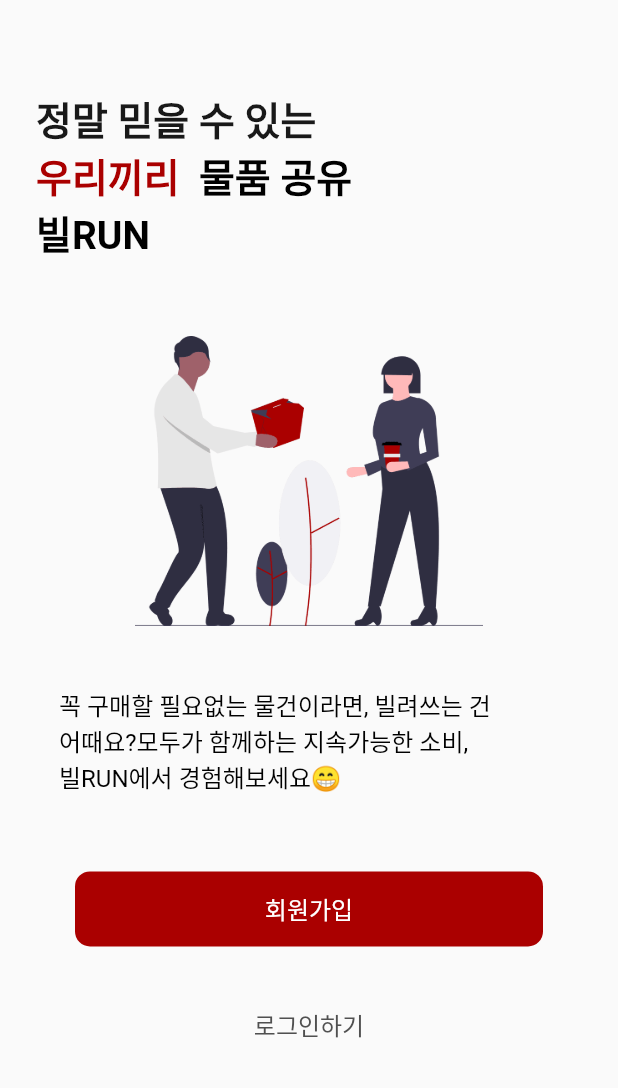
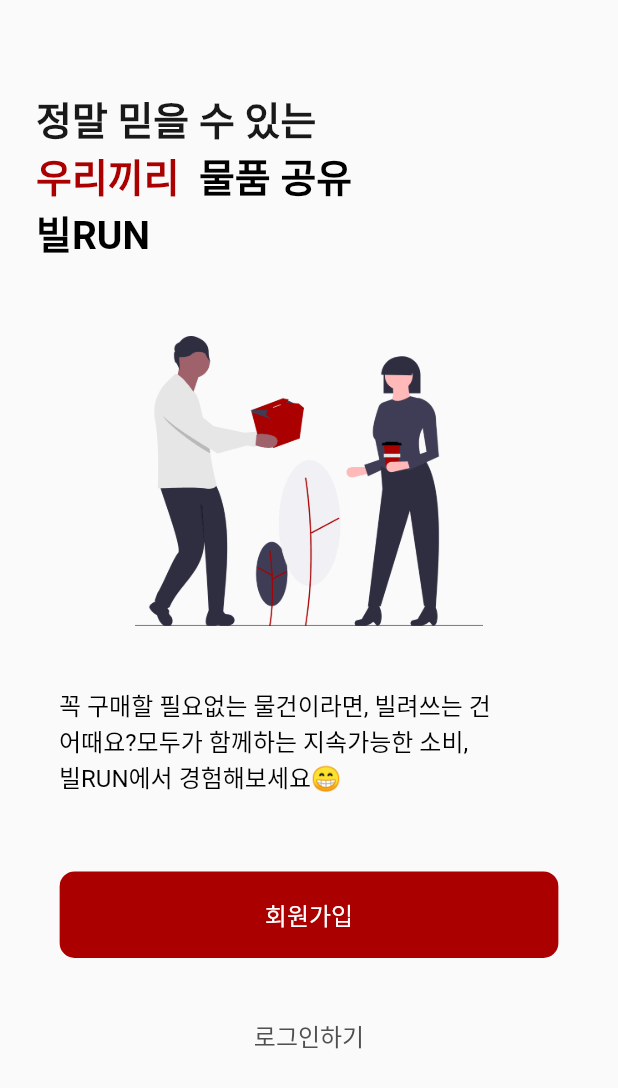
Before and after one commit to SRCdevvv/BillRun, a Flutter app: the screen it shows after launch, on a phone screen of 412 x 824 dp. Shown: the top 1088 px of the screen. Run offline on Flutter 3.47's test engine with Material 2 defaults, Android fonts, the light colour scheme and no system bars; our stand-ins replace carousel_slider, dio, flutter_countdown_timer, flutter_rating_bar, geolocator, get and 4 more; missing offline and left inert: auto_size_text_pk, kopo, multi_image_picker; accounts and stored records are empty; Roboto replaces fonts that are missing (NotoSansCJKkr).

Commit message:
Edit Code

```diff
--- a/bilrun/lib/main.dart
+++ b/bilrun/lib/main.dart
@@ -1,4 +1,4 @@
-import 'package:bilrun/screens/sign_in_up/loading_page/log_in_page.dart';
+import 'package:bilrun/screens/sign_in_up/loading_page/log_in/log_in_page.dart';
 import 'package:flutter/material.dart';
 import 'package:get/get.dart';
 
--- /dev/null
+++ b/bilrun/lib/screens/sign_in_up/loading_page/log_in/log_in_component.dart
@@ -0,0 +1,101 @@
+import 'package:bilrun/design/usedColors.dart';
+import 'package:bilrun/screens/sign_in_up/loading_page/ToS_agreement/ToS_agreement_page.dart';
+import 'package:bilrun/screens/sign_in_up/phone_number/phone_number_certification.dart';
+import 'package:flutter/material.dart';
+import 'package:get/get.dart';
+
+Widget titleText() {
+  return RichText(
+      text: TextSpan(children: [
+    TextSpan(
+        style: const TextStyle(
+            color: const Color(0xff191919),
+            fontWeight: FontWeight.w700,
+            fontFamily: "NotoSansCJKkr",
+            fontStyle: FontStyle.normal,
+            fontSize: 26.0),
+        text: "정말 믿을 수 있는 \n"),
+    TextSpan(
+        style: TextStyle(
+            color: mainRed,
+            fontWeight: FontWeight.w700,
+            fontFamily: "NotoSansCJKkr",
+            fontStyle: FontStyle.normal,
+            fontSize: 26.0),
+        text: "우리끼리 "),
+    TextSpan(
+        style: TextStyle(
+            color: Colors.black,
+            fontWeight: FontWeight.w700,
+            fontFamily: "NotoSansCJKkr",
+            fontStyle: FontStyle.normal,
+            fontSize: 26.0),
+        text: " 물품 공유\n빌RUN"),
+  ]));
+}
+
+Widget titelImage() {
+  return Image.asset(
+    'assets/images/log_in_1.png',
+    width: Get.width * 0.578,
+    height: Get.height * 0.235,
+  );
+}
+
+Widget titleMessage() {
+  return Container(
+    width: Get.width * 0.894,
+    height: Get.height * 0.089,
+    child: Text(
+        "꼭 구매할 필요없는 물건이라면, 빌려쓰는 건\n어때요?모두가 함께하는 지속가능한 소비,\n빌RUN에서 경험해보세요😁",
+        style: const TextStyle(
+            color: const Color(0xff000000),
+            fontWeight: FontWeight.w400,
+            fontFamily: "NotoSansCJKkr",
+            fontStyle: FontStyle.normal,
+            fontSize: 16.0),
+        textAlign: TextAlign.left),
+  );
+}
+
+Widget signInButton() {
+  return InkWell(
+    onTap: () {
+      Get.to(() => ToSAgreePage());
+    },
+    child: Container(
+      width: Get.width * 0.807,
+      height: Get.height * 0.07,
+      decoration: BoxDecoration(
+        borderRadius: BorderRadius.all(Radius.circular(10)),
+        color: mainRed,
+      ),
+      child: Center(
+        child: Text("회원가입",
+            style: TextStyle(
+                color: const Color(0xffffffff),
+                fontWeight: FontWeight.w400,
+                fontFamily: "NotoSansCJKkr",
+                fontStyle: FontStyle.normal,
+                fontSize: 16.0),
+            textAlign: TextAlign.left),
+      ),
+    ),
+  );
+}
+
+Widget logInButton() {
+  return InkWell(
+    onTap: () {
+      Get.to(() => CertificationPhone());
+    },
+    child: Text("로그인하기",
+        style: const TextStyle(
+            color: const Color(0xff505050),
+            fontWeight: FontWeight.w400,
+            fontFamily: "NotoSansCJKkr",
+            fontStyle: FontStyle.normal,
+            fontSize: 16.0),
+        textAlign: TextAlign.left),
+  );
+}
--- /dev/null
+++ b/bilrun/lib/screens/sign_in_up/loading_page/log_in/log_in_page.dart
@@ -0,0 +1,46 @@
+import 'package:bilrun/design/usedColors.dart';
+import 'package:bilrun/screens/sign_in_up/loading_page/ToS_agreement/ToS_agreement_page.dart';
+import 'package:bilrun/screens/sign_in_up/phone_number/phone_number_certification.dart';
+import 'package:flutter/material.dart';
+import 'package:get/get.dart';
+
+import 'log_in_component.dart';
+
+class SignInPage extends StatelessWidget {
+  const SignInPage({Key key}) : super(key: key);
+
+  @override
+  Widget build(BuildContext context) {
+    return Scaffold(
+        body: SafeArea(
+            child: Column(
+      crossAxisAlignment: CrossAxisAlignment.start,
+      children: [
+        // 정말 믿을 수 있는  우리끼리 물품 공유 빌RUN
+        Padding(
+          padding: const EdgeInsets.fromLTRB(24, 60, 0, 50),
+          child: titleText(),
+        ),
+        Center(
+          child: titelImage(),
+        ),
+
+        Padding(
+          padding: const EdgeInsets.fromLTRB(35, 40, 0, 50),
+          child: Center(
+            child: titleMessage(),
+          ),
+        ),
+        Center(
+          child: signInButton(),
+        ),
+        Padding(
+          padding: const EdgeInsets.only(top: 40),
+          child: Center(
+            child: logInButton(),
+          ),
+        ),
+      ],
+    )));
+  }
+}
--- a/bilrun/lib/screens/sign_in_up/loading_page/log_in_page.dart
+++ /dev/null
@@ -1,120 +0,0 @@
-import 'package:bilrun/design/usedColors.dart';
-import 'package:bilrun/screens/sign_in_up/loading_page/ToS_agreement/ToS_agreement_page.dart';
-import 'package:bilrun/screens/sign_in_up/phone_number/phone_number_certification.dart';
-import 'package:flutter/material.dart';
-import 'package:get/get.dart';
-
-class SignInPage extends StatelessWidget {
-  const SignInPage({Key key}) : super(key: key);
-
-  @override
-  Widget build(BuildContext context) {
-    return Scaffold(
-        body: SafeArea(
-            child: Column(
-      crossAxisAlignment: CrossAxisAlignment.start,
-      children: [
-        // 정말 믿을 수 있는  우리끼리 물품 공유 빌RUN
-        Padding(
-          padding: const EdgeInsets.fromLTRB(24, 60, 0, 50),
-          child: RichText(
-              text: TextSpan(children: [
-            TextSpan(
-                style: const TextStyle(
-                    color: const Color(0xff191919),
-                    fontWeight: FontWeight.w700,
-                    fontFamily: "NotoSansCJKkr",
-                    fontStyle: FontStyle.normal,
-                    fontSize: 26.0),
-                text: "정말 믿을 수 있는 \n"),
-            TextSpan(
-                style: TextStyle(
-                    color: mainRed,
-                    fontWeight: FontWeight.w700,
-                    fontFamily: "NotoSansCJKkr",
-                    fontStyle: FontStyle.normal,
-                    fontSize: 26.0),
-                text: "우리끼리 "),
-            TextSpan(
-                style: TextStyle(
-                    color: Colors.black,
-                    fontWeight: FontWeight.w700,
-                    fontFamily: "NotoSansCJKkr",
-                    fontStyle: FontStyle.normal,
-                    fontSize: 26.0),
-                text: " 물품 공유\n빌RUN"),
-          ])),
-        ),
-        Center(
-          child: Image.asset(
-            'assets/images/log_in_1.png',
-            width: Get.width * 0.578,
-            height: Get.height * 0.235,
-          ),
-        ),
-        // 꼭 구매할 필요없는 물건이라면, 빌려쓰는 건 어때요? 모두가 함께하는 지속가능한 소비, 빌RUN에서 경험해보세요😁
-        Padding(
-          padding: const EdgeInsets.fromLTRB(35, 40, 0, 50),
-          child: Center(
-            child: Container(
-              width: Get.width * 0.894,
-              height: Get.height * 0.089,
-              child: Text(
-                  "꼭 구매할 필요없는 물건이라면, 빌려쓰는 건\n어때요?모두가 함께하는 지속가능한 소비,\n빌RUN에서 경험해보세요😁",
-                  style: const TextStyle(
-                      color: const Color(0xff000000),
-                      fontWeight: FontWeight.w400,
-                      fontFamily: "NotoSansCJKkr",
-                      fontStyle: FontStyle.normal,
-                      fontSize: 16.0),
-                  textAlign: TextAlign.left),
-            ),
-          ),
-        ),
-        Center(
-          child: InkWell(
-            onTap: () {
-              Get.to(() => ToSAgreePage());
-            },
-            child: Container(
-              width: 312,
-              height: 50,
-              decoration: BoxDecoration(
-                borderRadius: BorderRadius.all(Radius.circular(10)),
-                color: mainRed,
-              ),
-              child: Center(
-                child: Text("회원가입",
-                    style: TextStyle(
-                        color: const Color(0xffffffff),
-                        fontWeight: FontWeight.w400,
-                        fontFamily: "NotoSansCJKkr",
-                        fontStyle: FontStyle.normal,
-                        fontSize: 16.0),
-                    textAlign: TextAlign.left),
-              ),
-            ),
-          ),
-        ),
-        Padding(
-          padding: const EdgeInsets.only(top: 40),
-          child: Center(
-            child: InkWell(
-              onTap: () {
-                Get.to(() => CertificationPhone());
-              },
-              child: Text("로그인하기",
-                  style: const TextStyle(
-                      color: const Color(0xff505050),
-                      fontWeight: FontWeight.w400,
-                      fontFamily: "NotoSansCJKkr",
-                      fontStyle: FontStyle.normal,
-                      fontSize: 16.0),
-                  textAlign: TextAlign.left),
-            ),
-          ),
-        ),
-      ],
-    )));
-  }
-}
--- a/bilrun/lib/screens/sign_in_up/phone_number/phone_number_certification.dart
+++ b/bilrun/lib/screens/sign_in_up/phone_number/phone_number_certification.dart
@@ -1,8 +1,8 @@
 import 'package:bilrun/design/usedColors.dart';
+import 'package:bilrun/screens/lend/lend_main.dart';
 import 'package:bilrun/screens/sign_in_up/phone_number/phone_number_components.dart';
 import 'package:bilrun/screens/sign_in_up/service/phone_check_in_number_service.dart';
 import 'package:bilrun/screens/sign_in_up/service/phone_num_service.dart';
-import 'package:bilrun/screens/sign_in_up/univ/certification_univ_screen.dart';
 import 'package:bilrun/screens/sign_in_up/univ/select_univ_screen.dart';
 import 'package:bilrun/widgets/white_appbar.dart';
 import 'package:flutter/material.dart';
@@ -252,6 +252,8 @@ class _CertificationPhoneState extends State<CertificationPhone> {
                                                       Duration(seconds: 3),
                                                   backgroundColor:
                                                       Colors.white);
+                                              if (PostCheckInNum.UserToken ==
+                                                  null) {
                                                 Get.to(
                                                   () => SelectUniv(),
                                                   arguments: {
@@ -259,9 +261,24 @@ class _CertificationPhoneState extends State<CertificationPhone> {
                                                         serviceTermAgreement,
                                                     "phone": "$phoneNum"
                                                   },
-                                                duration: Duration(seconds: 2),
+                                                  duration:
+                                                      Duration(seconds: 2),
                                                   transition: Transition.native,
                                                 );
+                                              } else {
+                                                Get.snackbar(
+                                                    '로그인 성공', '빌RUN에 로그인했습니다..',
+                                                    duration:
+                                                        Duration(seconds: 3),
+                                                    backgroundColor:
+                                                        Colors.white);
+                                                Get.to(
+                                                  () => LendMain(),
+                                                  duration:
+                                                      Duration(seconds: 2),
+                                                  transition: Transition.native,
+                                                );
+                                              }
                                             } else {
                                               Get.snackbar(
                                                   '인증 실패', '올바른 인증번호를 입력해주세요.',
--- a/bilrun/lib/screens/sign_in_up/service/phone_check_in_number_service.dart
+++ b/bilrun/lib/screens/sign_in_up/service/phone_check_in_number_service.dart
@@ -1,8 +1,11 @@
+import 'dart:convert';
+
 import 'package:bilrun/widgets/etc.dart';
 import 'package:http/http.dart' as http;
 
 class PostCheckInNum {
   static bool result;
+  static String UserToken;
 
   static Future<void> postCheckInNum(String phoneNum, int checkNum) async {
     String url = "$serviceUrl/sms_confirm";
@@ -10,14 +13,17 @@ class PostCheckInNum {
     try {
       var uri = Uri.parse("$url");
 
-      var request = http.MultipartRequest('POST', uri);
-
       final headers = {"Content-type": "application/json"};
       final json = '{"phone":"$phoneNum", "auth_number":$checkNum}';
       final response = await http.post(uri, headers: headers, body: json);
 
       if (response.statusCode == 200) {
         print(response.statusCode);
+
+        var jsonData = jsonDecode(response.body);
+        UserToken = jsonData["token"];
+        print(UserToken);
+
         result = true;
         print("인증번호2 성공");
         print(response);
```
Also changed, not shown: 4 other files. Lines whose indentation alone changed are shown as unchanged.
